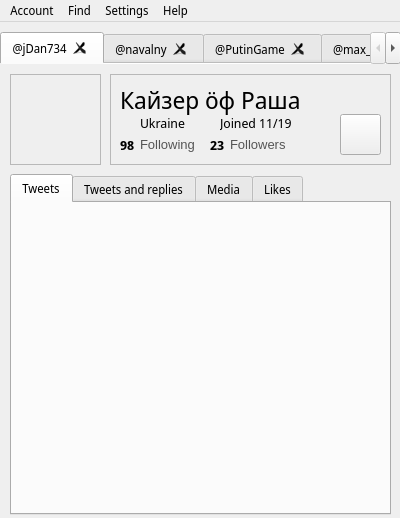
Above: design.ui from jDan735/qttwitter before the change. Below: the same form after it.
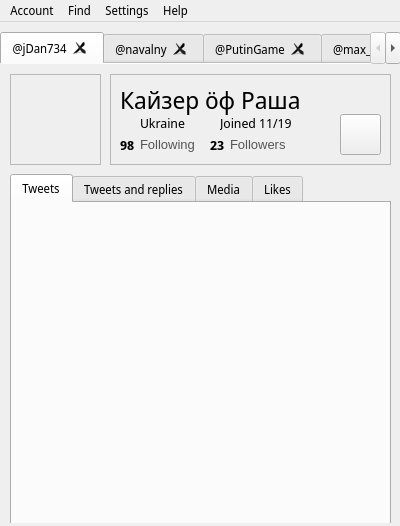
That is the form after the change. The open tabs and pages were chosen to show the change. Icons and pictures are not drawn.

Commit message: Added about window

What changed in the file:
```diff
--- a/design.ui
+++ b/design.ui
@@ -7,9 +7,27 @@
     <x>0</x>
     <y>0</y>
     <width>400</width>
-    <height>518</height>
+    <height>526</height>
    </rect>
   </property>
+  <property name="sizePolicy">
+   <sizepolicy hsizetype="Fixed" vsizetype="Fixed">
+    <horstretch>0</horstretch>
+    <verstretch>0</verstretch>
+   </sizepolicy>
+  </property>
+  <property name="minimumSize">
+   <size>
+    <width>400</width>
+    <height>526</height>
+   </size>
+  </property>
+  <property name="maximumSize">
+   <size>
+    <width>400</width>
+    <height>526</height>
+   </size>
+  </property>
   <property name="font">
    <font>
     <family>Noto Sans Display</family>
@@ -75,9 +93,39 @@
         <x>10</x>
         <y>110</y>
         <width>381</width>
-        <height>341</height>
+        <height>351</height>
        </rect>
       </property>
+      <property name="sizePolicy">
+       <sizepolicy hsizetype="Fixed" vsizetype="Fixed">
+        <horstretch>0</horstretch>
+        <verstretch>0</verstretch>
+       </sizepolicy>
+      </property>
+      <property name="minimumSize">
+       <size>
+        <width>381</width>
+        <height>351</height>
+       </size>
+      </property>
+      <property name="maximumSize">
+       <size>
+        <width>381</width>
+        <height>351</height>
+       </size>
+      </property>
+      <property name="sizeIncrement">
+       <size>
+        <width>381</width>
+        <height>351</height>
+       </size>
+      </property>
+      <property name="baseSize">
+       <size>
+        <width>381</width>
+        <height>351</height>
+       </size>
+      </property>
       <property name="currentIndex">
        <number>0</number>
       </property>
```
Left out of the diff: 8 changed lines with no effect on the pictures. The commit also changes 7 other files.
